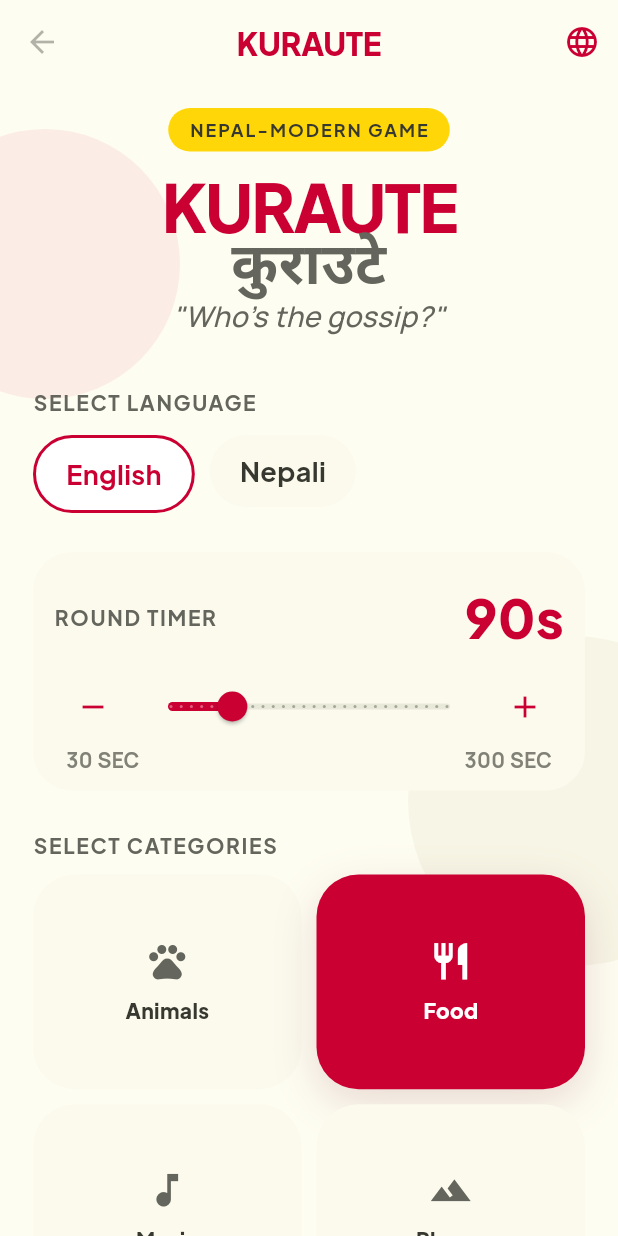
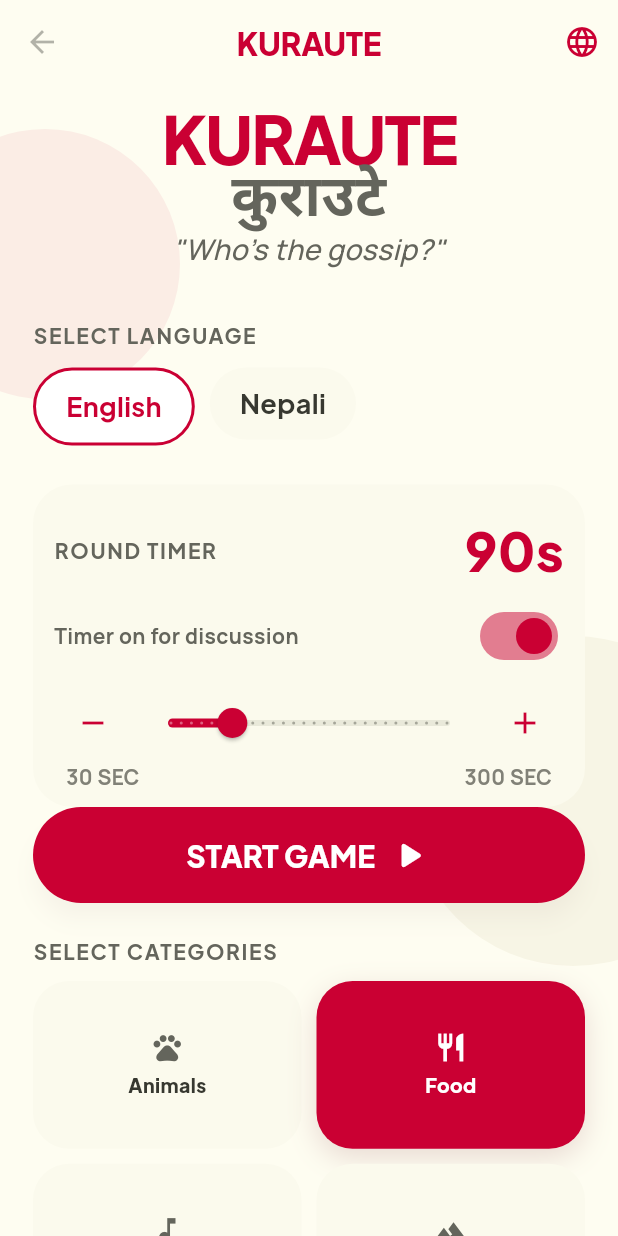
Before and after one commit to srijanMaharjan-exe/Kuraute, a Flutter app: the screen it shows after launch, on a phone screen of 412 x 824 dp. Run offline on Flutter 3.47's test engine with Material 3 defaults, Android fonts, the phone set to English and light mode, and no system bars; our stand-ins replace flutter_riverpod, go_router, google_fonts, hive, hive_flutter; accounts and stored records are empty; Roboto replaces fonts that are missing (Mukta).

Commit message:
Refine lobby and discussion flow
- Remove lobby badge and compact category cards
- Add persisted discussion timer toggle
- Simplify discussion screen to timer-only or panel mode

```diff
--- a/lib/game/state/game_state.dart
+++ b/lib/game/state/game_state.dart
@@ -36,6 +36,7 @@ class GameState {
     this.gamePhase = GamePhase.setup,
     this.roundDurationSeconds = 90,
     this.remainingSeconds = 90,
+    this.discussionTimerEnabled = true,
   });
 
   final List<String> players;
@@ -48,6 +49,7 @@ class GameState {
   final GamePhase gamePhase;
   final int roundDurationSeconds;
   final int remainingSeconds;
+  final bool discussionTimerEnabled;
 
   bool get isConfigured =>
       players.length >= 3 &&
@@ -68,6 +70,7 @@ class GameState {
     GamePhase? gamePhase,
     int? roundDurationSeconds,
     int? remainingSeconds,
+    bool? discussionTimerEnabled,
   }) {
     return GameState(
       players: players ?? this.players,
@@ -80,6 +83,7 @@ class GameState {
       gamePhase: gamePhase ?? this.gamePhase,
       roundDurationSeconds: roundDurationSeconds ?? this.roundDurationSeconds,
       remainingSeconds: remainingSeconds ?? this.remainingSeconds,
+      discussionTimerEnabled: discussionTimerEnabled ?? this.discussionTimerEnabled,
     );
   }
 
--- a/lib/game/ui/home_screen.dart
+++ b/lib/game/ui/home_screen.dart
@@ -83,24 +83,6 @@ class HomeScreen extends ConsumerWidget {
               padding: const EdgeInsets.fromLTRB(22, 8, 22, 28),
               children: [
                 const SizedBox(height: 8),
-                Center(
-                  child: Container(
-                    padding: const EdgeInsets.symmetric(horizontal: 14, vertical: 6),
-                    decoration: BoxDecoration(
-                      color: const Color(0xFFFFD709),
-                      borderRadius: BorderRadius.circular(999),
-                    ),
-                    child: Text(
-                      'NEPAL-MODERN GAME',
-                      style: GoogleFonts.plusJakartaSans(
-                        fontWeight: FontWeight.w700,
-                        letterSpacing: 1.3,
-                        fontSize: 12,
-                      ),
-                    ),
-                  ),
-                ),
-                const SizedBox(height: 16),
                 Text(
                   'KURAUTE',
                   textAlign: TextAlign.center,
@@ -190,6 +172,28 @@ class HomeScreen extends ConsumerWidget {
                       const SizedBox(height: 8),
                       Row(
                         children: [
+                          Text(
+                            biText(
+                              en: 'Timer on for discussion',
+                              ne: 'छलफलका लागि टाइमर सक्रिय',
+                              language: state.language,
+                            ),
+                            style: GoogleFonts.manrope(
+                              fontWeight: FontWeight.w700,
+                              color: const Color(0xFF64655C),
+                            ),
+                          ),
+                          const Spacer(),
+                          Switch.adaptive(
+                            value: state.discussionTimerEnabled,
+                            activeColor: const Color(0xFFCA0033),
+                            onChanged: controller.setDiscussionTimerEnabled,
+                          ),
+                        ],
+                      ),
+                      const SizedBox(height: 8),
+                      Row(
+                        children: [
                           _CircleIconButton(
                             icon: Icons.remove,
                             onTap: () => controller.setRoundDuration(state.roundDurationSeconds - 10),
@@ -229,74 +233,6 @@ class HomeScreen extends ConsumerWidget {
                     ],
                   ),
                 ),
-                const SizedBox(height: 26),
-                Text(
-                  'SELECT CATEGORIES',
-                  style: GoogleFonts.plusJakartaSans(
-                    fontWeight: FontWeight.w700,
-                    letterSpacing: 1.1,
-                    color: const Color(0xFF64655C),
-                  ),
-                ),
-                const SizedBox(height: 10),
-                GridView.builder(
-                  itemCount: packs.length,
-                  shrinkWrap: true,
-                  physics: const NeverScrollableScrollPhysics(),
-                  gridDelegate: const SliverGridDelegateWithFixedCrossAxisCount(
-                    crossAxisCount: 2,
-                    crossAxisSpacing: 10,
-                    mainAxisSpacing: 10,
-                    childAspectRatio: 1.25,
-                  ),
-                  itemBuilder: (context, index) {
-                    final pack = packs[index];
-                    final selected = state.selectedPackIds.contains(pack.id);
-                    return InkWell(
-                      borderRadius: BorderRadius.circular(28),
-                      onTap: () => controller.setSelectedPack(pack.id),
-                      child: AnimatedContainer(
-                        duration: const Duration(milliseconds: 160),
-                        decoration: BoxDecoration(
-                          color: selected ? const Color(0xFFCA0033) : const Color(0xFFFBFAED),
-                          borderRadius: BorderRadius.circular(28),
-                          boxShadow: selected
-                              ? const [
-                                  BoxShadow(
-                                    color: Color(0x23600013),
-                                    blurRadius: 24,
-                                    offset: Offset(0, 9),
-                                  ),
-                                ]
-                              : null,
-                        ),
-                        child: Column(
-                          mainAxisAlignment: MainAxisAlignment.center,
-                          children: [
-                            Icon(
-                              _iconForPack(pack.id),
-                              size: 29,
-                              color: selected ? Colors.white : const Color(0xFF64655C),
-                            ),
-                            const SizedBox(height: 8),
-                            Text(
-                              biText(
-                                en: pack.nameEn,
-                                ne: pack.nameNe,
-                                language: state.language,
-                              ),
-                              style: GoogleFonts.plusJakartaSans(
-                                fontWeight: FontWeight.w800,
-                                color: selected ? Colors.white : const Color(0xFF373830),
-                              ),
-                            ),
-                          ],
-                        ),
-                      ),
-                    );
-                  },
-                ),
-                const SizedBox(height: 28),
                 SizedBox(
                   height: 64,
                   child: ElevatedButton(
@@ -316,6 +252,77 @@ class HomeScreen extends ConsumerWidget {
                       ],
                     ),
                   ),
+                ),
+                const SizedBox(height: 22),
+                Text(
+                  'SELECT CATEGORIES',
+                  style: GoogleFonts.plusJakartaSans(
+                    fontWeight: FontWeight.w700,
+                    letterSpacing: 1.1,
+                    color: const Color(0xFF64655C),
+                  ),
+                ),
+                const SizedBox(height: 10),
+                GridView.builder(
+                  itemCount: packs.length,
+                  shrinkWrap: true,
+                  physics: const NeverScrollableScrollPhysics(),
+                  gridDelegate: const SliverGridDelegateWithFixedCrossAxisCount(
+                    crossAxisCount: 2,
+                    crossAxisSpacing: 10,
+                    mainAxisSpacing: 10,
+                    childAspectRatio: 1.6,
+                  ),
+                  itemBuilder: (context, index) {
+                    final pack = packs[index];
+                    final selected = state.selectedPackIds.contains(pack.id);
+                    return InkWell(
+                      borderRadius: BorderRadius.circular(24),
+                      onTap: () => controller.setSelectedPack(pack.id),
+                      child: AnimatedContainer(
+                        duration: const Duration(milliseconds: 160),
+                        padding: const EdgeInsets.symmetric(horizontal: 10, vertical: 8),
+                        decoration: BoxDecoration(
+                          color: selected ? const Color(0xFFCA0033) : const Color(0xFFFBFAED),
+                          borderRadius: BorderRadius.circular(24),
+                          boxShadow: selected
+                              ? const [
+                                  BoxShadow(
+                                    color: Color(0x23600013),
+                                    blurRadius: 16,
+                                    offset: Offset(0, 6),
+                                  ),
+                                ]
+                              : null,
+                        ),
+                        child: Column(
+                          mainAxisAlignment: MainAxisAlignment.center,
+                          children: [
+                            Icon(
+                              _iconForPack(pack.id),
+                              size: 22,
+                              color: selected ? Colors.white : const Color(0xFF64655C),
+                            ),
+                            const SizedBox(height: 4),
+                            FittedBox(
+                              child: Text(
+                                biText(
+                                  en: pack.nameEn,
+                                  ne: pack.nameNe,
+                                  language: state.language,
+                                ),
+                                style: GoogleFonts.plusJakartaSans(
+                                  fontWeight: FontWeight.w800,
+                                  fontSize: 13,
+                                  color: selected ? Colors.white : const Color(0xFF373830),
+                                ),
+                              ),
+                            ),
+                          ],
+                        ),
+                      ),
+                    );
+                  },
                 ),
                 const SizedBox(height: 12),
                 SizedBox(
```
Also changed, not shown: lib/data/repositories/local_settings_repository.dart (+9 -0 lines), lib/game/state/game_controller.dart (+7 -1 lines), lib/game/ui/game_round_screen.dart (+28 -67 lines).
